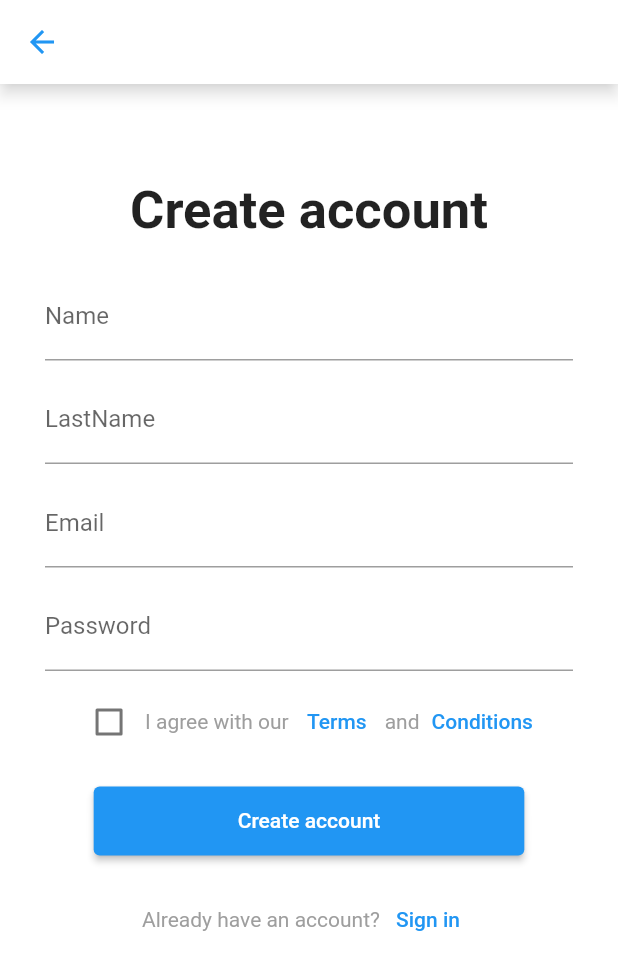
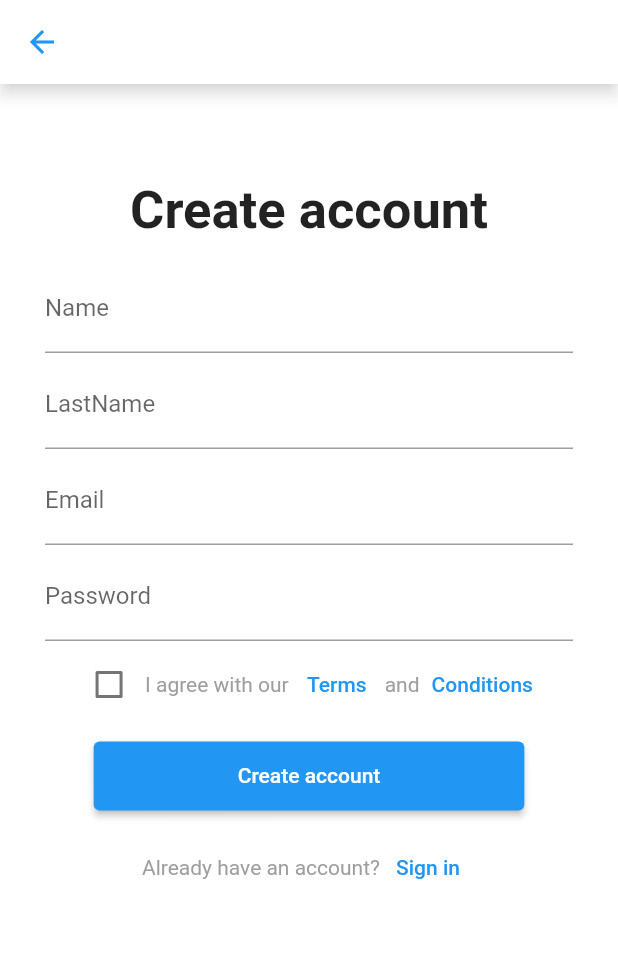
Before and after one commit to LoveYou-5555/WashOut, a Flutter app: the RegisterPage screen opened directly, on a phone screen of 412 x 824 dp. Shown: the top 970 px of the screen. Run offline on Flutter 3.47's test engine with Material 2 defaults, Android fonts, the light colour scheme and no system bars; our stand-ins replace flutter_screenutil, form_field_validator.

Commit message:
หน้าล่าสุด

```diff
--- /dev/null
+++ b/PJ/lib/model/Profile.dart
@@ -0,0 +1,6 @@
+class Profile {
+  String email;
+  String password;
+
+  Profile({this.email, this.password});
+}
--- a/PJ/lib/register.dart
+++ b/PJ/lib/register.dart
@@ -1,5 +1,7 @@
 import 'package:flutter/material.dart';
 import 'package:flutter_login_page_ui/main.dart';
+import 'package:flutter_login_page_ui/model/Profile.dart';
+import 'package:form_field_validator/form_field_validator.dart';
 
 class RegisterPage extends StatefulWidget {
   @override
@@ -7,12 +9,16 @@ class RegisterPage extends StatefulWidget {
 }
 
 class _RegisterPageState extends State<RegisterPage> {
-  bool x =false;
-  void changeX(){
+  bool x = false;
+  void changeX() {
     setState(() {
-      x=!x;
+      x = !x;
     });
   }
+
+  final formKey = GlobalKey<FormState>();
+  Profile profile = Profile();
+
   @override
   Widget build(BuildContext context) {
     return Scaffold(
@@ -36,68 +42,118 @@ class _RegisterPageState extends State<RegisterPage> {
             child: Padding(
               padding: const EdgeInsets.symmetric(horizontal: 30.0),
               child: Container(
+                  child: Form(
+                      key: formKey,
                       child: Column(children: [
                         Text(
                           'Create account',
-                  style: TextStyle(fontSize: 35.0, fontWeight: FontWeight.bold),
+                          style: TextStyle(
+                              fontSize: 35.0, fontWeight: FontWeight.bold),
                         ),
-                Container(height: 20),
-                TextField(decoration: InputDecoration(labelText: 'Name'),),
-                Container(height: 10),
-                TextField(decoration: InputDecoration(labelText: 'LastName'),),
-                Container(height: 10),
-                TextField(decoration: InputDecoration(labelText: 'Email'),),
-                Container(height: 10),
-                TextField(obscureText: true,
-                  decoration: InputDecoration(labelText: 'Password'),),
-                Container(height: 10),
+                        Container(height: 15),
+                        TextFormField(
+                          validator: RequiredValidator(
+                              errorText: "กรุณาใส่ชื่อด้วยครับ"),
+                          decoration: InputDecoration(labelText: 'Name'),
+                        ),
+                        Container(height: 5),
+                        TextFormField(
+                          validator: RequiredValidator(
+                              errorText: "กรุณาใส่ชื่อด้วยครับ"),
+                          onSaved: (String email) {
+                            profile.email = email;
+                          },
+                          decoration: InputDecoration(labelText: 'LastName'),
+                        ),
+                        Container(height: 5),
+                        TextFormField(
+                          validator: MultiValidator([
+                            RequiredValidator(errorText: "กรุณาใส่ email ครับ"),
+                            EmailValidator(errorText: "รูปแบบ email ไม่ถูกต้อง")
+                          ]),
+                          decoration: InputDecoration(labelText: 'Email'),
+                        ),
+                        Container(height: 5),
+                        TextFormField(
+                          validator: RequiredValidator(
+                              errorText: "กรุณาใส่ password ครับ"),
+                          obscureText: true,
+                          onSaved: (String password) {
+                            profile.password = password;
+                          },
+                          decoration: InputDecoration(labelText: 'Password'),
+                        ),
+                        Container(height: 5),
                         Row(
                           mainAxisAlignment: MainAxisAlignment.center,
                           children: [
-                    Checkbox(value: x, onChanged: (newValue){
+                            Checkbox(
+                                value: x,
+                                onChanged: (newValue) {
                                   setState(() {
-                        x=newValue ;
+                                    x = newValue;
                                   });
                                 }),
-                    Text('I agree with our', style: TextStyle(color: Colors.grey),),
+                            Text(
+                              'I agree with our',
+                              style: TextStyle(color: Colors.grey),
+                            ),
                             TextButton(
                               onPressed: () {},
                               child: Text("Terms"),
                             ),
-                    Text('and',style: TextStyle(color: Colors.grey),),
+                            Text(
+                              'and',
+                              style: TextStyle(color: Colors.grey),
+                            ),
                             TextButton(
                               onPressed: () {},
                               child: Text("Conditions"),
                             ),
                           ],
                         ),
-                Container(height: 10),
+                        Container(height: 5),
                         Padding(
                           padding: const EdgeInsets.all(8.0),
-                  child: ElevatedButton(onPressed: (){
-                    Navigator.push(context,MaterialPageRoute(builder: (Context){
-                      return MyApp();
-                    },),);
+                          child: ElevatedButton(
+                            onPressed: () {
+                              if (formKey.currentState.validate()) {
+                                formKey.currentState.save();
+                                print(
+                                    "email = ${profile.email} password = ${profile.password}");
+                                formKey.currentState.reset();
+                              }
                             },
                             child: Padding(
                               padding: const EdgeInsets.symmetric(
                                   horizontal: 80.0, vertical: 15.0),
                               child: Text('Create account'),
-                   ),),
                             ),
-                Container(height: 10),
+                          ),
+                        ),
+                        Container(height: 5),
                         Row(
                           mainAxisAlignment: MainAxisAlignment.center,
                           children: [
-                    Text('Already have an account?',style: TextStyle(color: Colors.grey),),
-                    TextButton(onPressed: () {
-                      Navigator.push(context,MaterialPageRoute(builder: (Context){
+                            Text(
+                              'Already have an account?',
+                              style: TextStyle(color: Colors.grey),
+                            ),
+                            TextButton(
+                                onPressed: () {
+                                  Navigator.push(
+                                    context,
+                                    MaterialPageRoute(
+                                      builder: (Context) {
                                         return MyApp();
-                    },),);
-                    }, child: Text('Sign in'))
+                                      },
+                                    ),
+                                  );
+                                },
+                                child: Text('Sign in'))
                           ],
                         )
-              ])),
+                      ]))),
             ),
           ),
         ],
--- a/PJ/pubspec.yaml
+++ b/PJ/pubspec.yaml
@@ -24,6 +24,8 @@ dependencies:
   # Use with the CupertinoIcons class for iOS style icons.
   cupertino_icons: ^0.1.2
   flutter_screenutil: ^0.4.2
+  form_field_validator: ^1.1.0
+   firebase_core: ^1.2.0
 
 dev_dependencies:
   flutter_test:
```
Also changed, not shown: PJ/lib/homepage.dart (+32 -0 lines), PJ/lib/main.dart (+23 -11 lines), PJ/pubspec.lock, 1 other file. Lines whose indentation alone changed are shown as unchanged.
